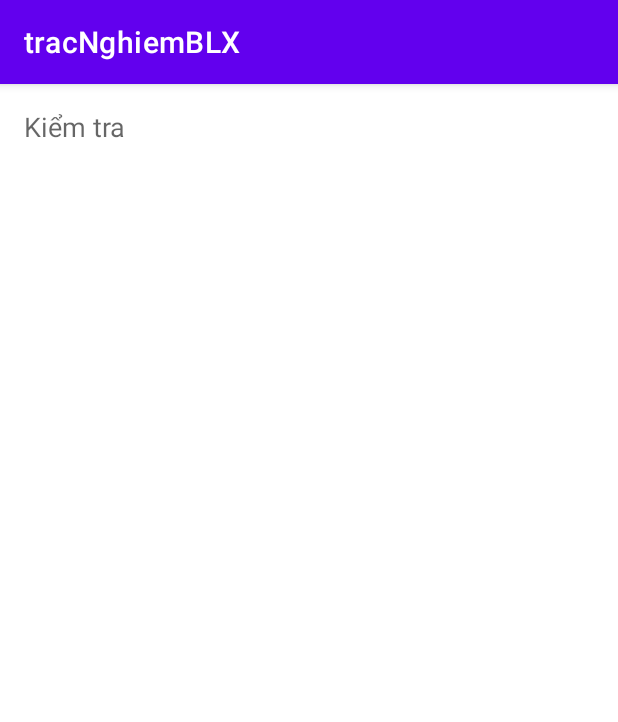
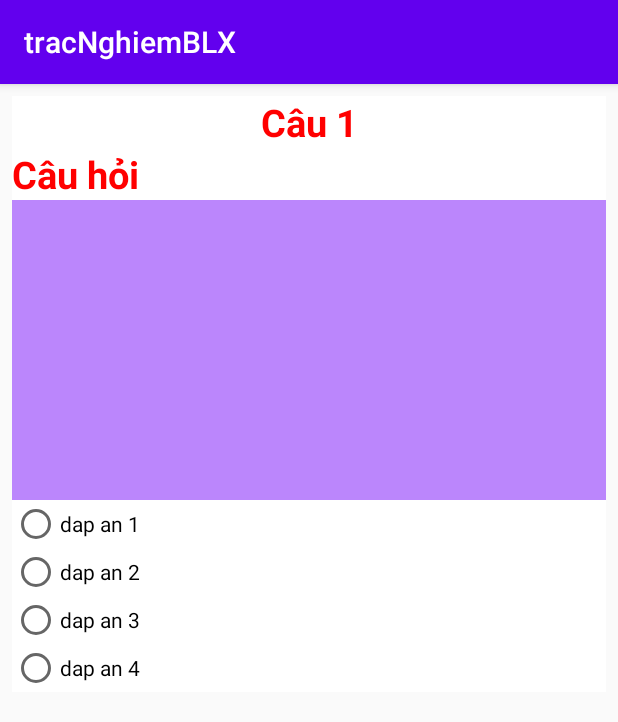
Before and after one commit to tranvinhtruongg/tracNghiemBLX, an Android app: the fragment ScreenSlidePageFragment shown on its own in the app's theme, on a phone screen of 412 x 824 dp. Shown: the top 722 px of the screen. Run offline under Robolectric (Android 15) with nearby library versions, the phone set to English and light mode, and no system bars.

Commit message:
form trac nghiem

```diff
--- a/app/build.gradle
+++ b/app/build.gradle
@@ -33,6 +33,8 @@ dependencies {
     implementation 'androidx.appcompat:appcompat:1.6.1'
     implementation 'com.google.android.material:material:1.8.0'
     implementation 'androidx.constraintlayout:constraintlayout:2.1.4'
+    implementation 'me.relex:circleindicator:2.1.6'
+    implementation 'com.github.bumptech.glide:glide:4.15.0'
     testImplementation 'junit:junit:4.13.2'
     androidTestImplementation 'androidx.test.ext:junit:1.1.5'
     androidTestImplementation 'androidx.test.espresso:espresso-core:3.5.1'
--- a/app/src/main/AndroidManifest.xml
+++ b/app/src/main/AndroidManifest.xml
@@ -12,6 +12,9 @@
         android:theme="@style/Theme.TracNghiemBLX"
         tools:targetApi="31">
         <activity
+            android:name=".slide.ScreenSlidePagerActivity"
+            android:exported="false" />
+        <activity
             android:name=".MainActivity"
             android:exported="true">
             <intent-filter>
--- a/app/src/main/res/layout/fragment_screen_slide_page.xml
+++ b/app/src/main/res/layout/fragment_screen_slide_page.xml
@@ -1,13 +1,73 @@
 <?xml version="1.0" encoding="utf-8"?>
-<ScrollView xmlns:android="http://schemas.android.com/apk/res/android"
-    android:id="@+id/content"
+<LinearLayout xmlns:android="http://schemas.android.com/apk/res/android"
+
     android:layout_width="match_parent"
     android:layout_height="match_parent" >
+    <ScrollView
+        android:id="@+id/content"
+        android:layout_width="match_parent"
+        android:layout_height="fill_parent">
+        <LinearLayout
+            android:layout_margin="8dp"
+            android:background="@color/white"
+            android:orientation="vertical"
+            android:layout_width="match_parent"
+            android:layout_height="wrap_content">
+        <TextView
+            android:id="@+id/tv_NumberQuestion"
+            android:layout_width="match_parent"
+            android:layout_height="wrap_content"
+            android:text="Câu 1"
+            android:textSize="25dp"
+            android:textStyle="bold"
+            android:textColor="#FF0000"
+            android:gravity="center">
 
-    <TextView style="?android:textAppearanceMedium"
-        android:padding="16dp"
-        android:lineSpacingMultiplier="1.2"
-        android:layout_width="match_parent"
-        android:layout_height="wrap_content"
-        android:text="Kiểm tra" />
-</ScrollView>
+        </TextView>
+            <TextView
+                android:id="@+id/tv_Question"
+                android:layout_width="match_parent"
+                android:layout_height="wrap_content"
+                android:text="Câu hỏi"
+                android:textSize="25dp"
+                android:textStyle="bold"
+                android:textColor="#FF0000" />
+            <ImageView
+                android:id="@+id/img_Question"
+                android:layout_width="match_parent"
+                android:layout_height="200dp"
+                android:src="@color/purple_200"></ImageView>
+            <RadioGroup
+                android:id="@+id/rg_GroupAnswer"
+                android:layout_width="match_parent"
+                android:layout_height="wrap_content">
+                <RadioButton
+                    android:id="@+id/btn_Ans1"
+                    android:text="dap an 1"
+                    android:layout_width="match_parent"
+                    android:layout_height="wrap_content">
+                </RadioButton>
+                <RadioButton
+                    android:id="@+id/btn_Ans2"
+                    android:text="dap an 2"
+                    android:layout_width="match_parent"
+                    android:layout_height="wrap_content">
+                </RadioButton>
+                <RadioButton
+                    android:id="@+id/btn_Ans3"
+                    android:text="dap an 3"
+                    android:layout_width="match_parent"
+                    android:layout_height="wrap_content">
+                </RadioButton>
+                <RadioButton
+                    android:id="@+id/btn_Ans4"
+                    android:text="dap an 4"
+                    android:layout_width="match_parent"
+                    android:layout_height="wrap_content">
+                </RadioButton>
+            </RadioGroup>
+        </LinearLayout>
+    </ScrollView>
+
+
+</LinearLayout>
--- a/app/src/main/res/values/strings.xml
+++ b/app/src/main/res/values/strings.xml
@@ -1,3 +1,5 @@
 <resources>
     <string name="app_name">tracNghiemBLX</string>
+    <!-- TODO: Remove or change this placeholder text -->
+    <string name="hello_blank_fragment">Hello blank fragment</string>
 </resources>
--- a/app/src/main/res/values/themes.xml
+++ b/app/src/main/res/values/themes.xml
@@ -1,6 +1,6 @@
 <resources xmlns:tools="http://schemas.android.com/tools">
     <!-- Base application theme. -->
-    <style name="Theme.TracNghiemBLX" parent="Theme.MaterialComponents.DayNight.DarkActionBar">
+    <style name="Theme.TracNghiemBLX" parent="Theme.AppCompat.DayNight.DarkActionBar">
         <!-- Primary brand color. -->
         <item name="colorPrimary">@color/purple_500</item>
         <item name="colorPrimaryVariant">@color/purple_700</item>
```
Also changed, not shown: app/src/main/res/drawable/circle_button.xml (added, +9 -0 lines), app/src/main/res/layout/activity_main.xml (+6 -6 lines), app/src/main/res/layout/activity_screen_slide_pager.xml (+81 -3 lines), app/src/main/assets/database-thi-bang.db (added), app/src/main/res/drawable/clock.png (added).
